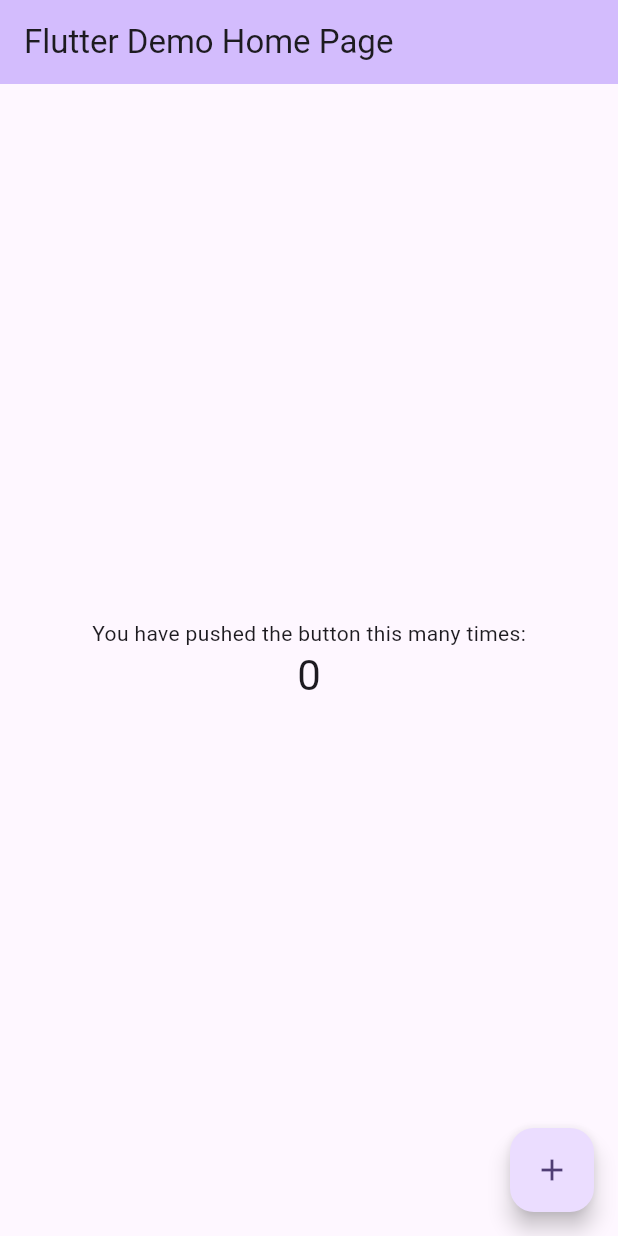
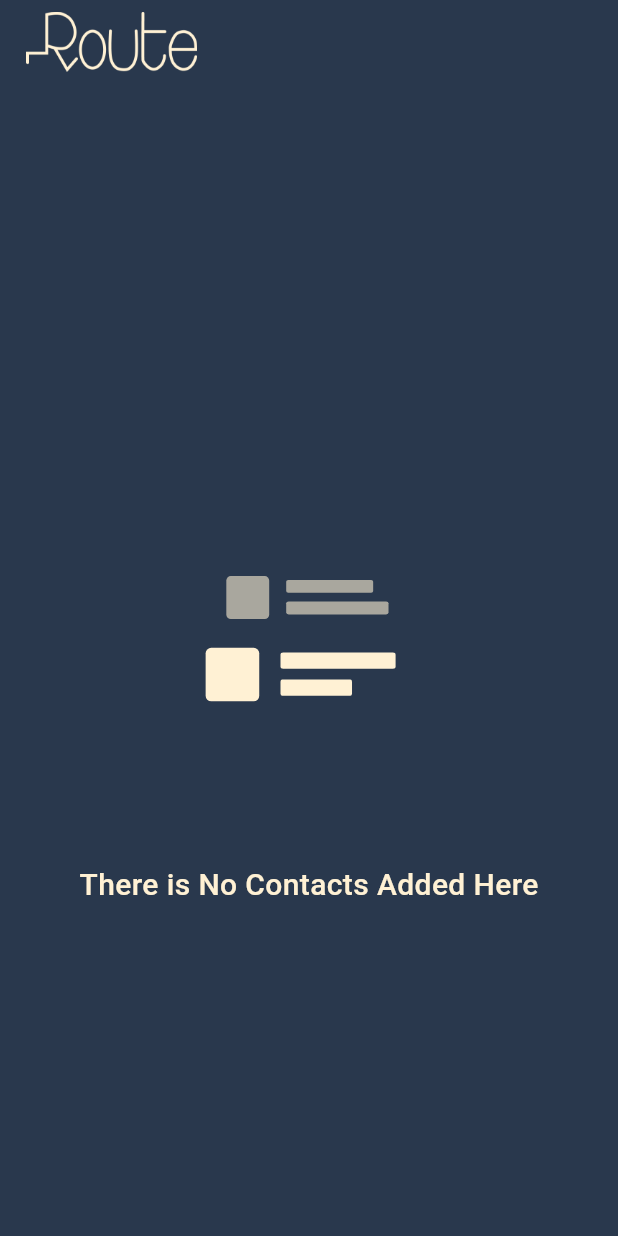
Before and after one commit to Ziad112002/contact_app, a Flutter app: the screen it shows after launch, on a phone screen of 412 x 824 dp. Run offline on Flutter 3.47's test engine with Material 3 defaults, Android fonts, the phone set to English and light mode, and no system bars; our stand-ins replace lottie.

Commit message:
create home_screen.dart and create appbar and mapped animation and text

```diff
--- a/lib/main.dart
+++ b/lib/main.dart
@@ -1,3 +1,4 @@
+import 'package:contact/screens/home_screen.dart';
 import 'package:flutter/material.dart';
 
 void main() {
@@ -10,57 +11,9 @@ class MyApp extends StatelessWidget {
   @override
   Widget build(BuildContext context) {
     return MaterialApp(
-      title: 'Flutter Demo',
-      theme: ThemeData(
-        colorScheme: .fromSeed(seedColor: Colors.deepPurple),
-      ),
-      home: const MyHomePage(title: 'Flutter Demo Home Page'),
+      debugShowCheckedModeBanner: false,
+      routes: {HomeScreen.routeName: (context) =>const HomeScreen()},
+      initialRoute: HomeScreen.routeName,
     );
   }
 }
-class MyHomePage extends StatefulWidget {
-  const MyHomePage({super.key, required this.title});
-
-
-  final String title;
-
-  @override
-  State<MyHomePage> createState() => _MyHomePageState();
-}
-
-class _MyHomePageState extends State<MyHomePage> {
-  int _counter = 0;
-
-  void _incrementCounter() {
-    setState(() {
-      _counter++;
-    });
-  }
-
-  @override
-  Widget build(BuildContext context) {
-    return Scaffold(
-      appBar: AppBar(
-        backgroundColor: Theme.of(context).colorScheme.inversePrimary,
-        title: Text(widget.title),
-      ),
-      body: Center(
-        child: Column(
-          mainAxisAlignment: .center,
-          children: [
-            const Text('You have pushed the button this many times:'),
-            Text(
-              '$_counter',
-              style: Theme.of(context).textTheme.headlineMedium,
-            ),
-          ],
-        ),
-      ),
-      floatingActionButton: FloatingActionButton(
-        onPressed: _incrementCounter,
-        tooltip: 'Increment',
-        child: const Icon(Icons.add),
-      ),
-    );
-  }
-}
--- /dev/null
+++ b/lib/screens/home_screen.dart
@@ -0,0 +1,29 @@
+import 'package:contact/styles/app_colors.dart';
+import 'package:contact/styles/app_text_style.dart';
+import 'package:flutter/material.dart';
+import 'package:lottie/lottie.dart';
+
+import '../styles/app_assets.dart';
+class HomeScreen extends StatelessWidget {
+  static const routeName="home_screen";
+  const HomeScreen({super.key});
+
+  @override
+  Widget build(BuildContext context) {
+    return Scaffold(
+      backgroundColor: AppColors.darkBlue,
+      appBar: AppBar(
+        backgroundColor:AppColors.darkBlue ,
+        title: Image(image: AssetImage(AppAssets.routeLogo),width: 117,height: 40,),
+      ),
+      body: Column(
+        mainAxisAlignment: MainAxisAlignment.center,
+        children: [
+          Center(child: Lottie.asset(AppAssets.emptyListAnimation)),
+          Text("There is No Contacts Added Here",style: AppTextStyle.gold20Medium,)
+        ],
+      )
+    );
+  }
+}
+// child:
--- a/lib/styles/app_assets.dart
+++ b/lib/styles/app_assets.dart
@@ -1,5 +1,5 @@
 abstract final class AppAssets{
-  static const String routeLogo="assets/images/route_logo.png";
-  static const String emptyListAnimation="assets/animations/empty_list.json";
+  static const String routeLogo="assets/images/logo.png";
+  static const String emptyListAnimation="assets/animations/list gold.json";
   static const String imagePickerAnimation="assets/animations/image_picker.json";
 }
--- a/lib/styles/app_colors.dart
+++ b/lib/styles/app_colors.dart
@@ -5,5 +5,4 @@ static const Color lightBlue=Color(0xffE2F4F6);
 static const Color gold=Color(0xffFFF1D4);
 static const Color orange=Color(0xffF93E3E);
 static const Color white=Colors.white;
-
 }
```
Also changed, not shown: assets/animations/empty_list.json (deleted, +0 -1 lines), assets/animations/list gold.json (added, +1 -0 lines), assets/images/logo.png (added), assets/images/route_logo.png (deleted).
